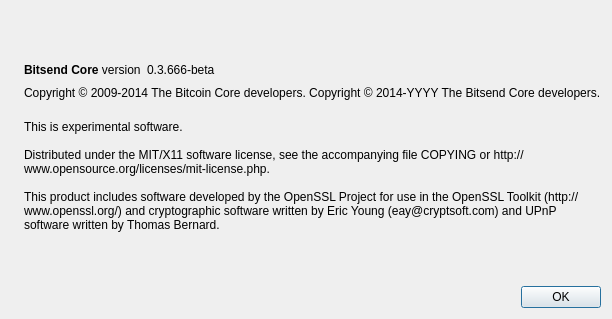
LIMXTEC/BitSend, file src/qt/forms/aboutdialog.ui: the form before one commit.
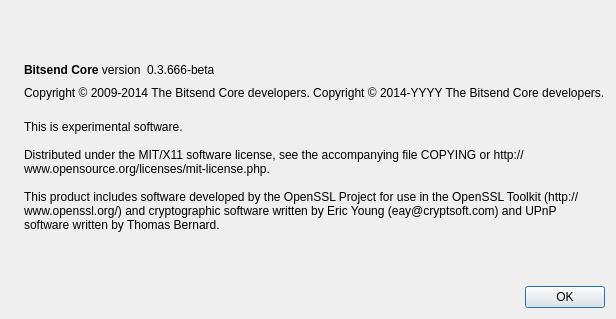
The form after the commit. Icons and pictures are not drawn.

Patch:
```diff
--- a/src/qt/forms/aboutdialog.ui
+++ b/src/qt/forms/aboutdialog.ui
@@ -91,7 +91,7 @@
         <cursorShape>IBeamCursor</cursorShape>
        </property>
        <property name="text">
-        <string>Copyright &amp;copy; 2009-2014 The Bitcoin Core developers.
+        <string>Copyright &amp;copy; 2009-2014 The Bitsend Core developers.
 Copyright &amp;copy; 2014-YYYY The Bitsend Core developers.</string>
        </property>
        <property name="textFormat">
```
